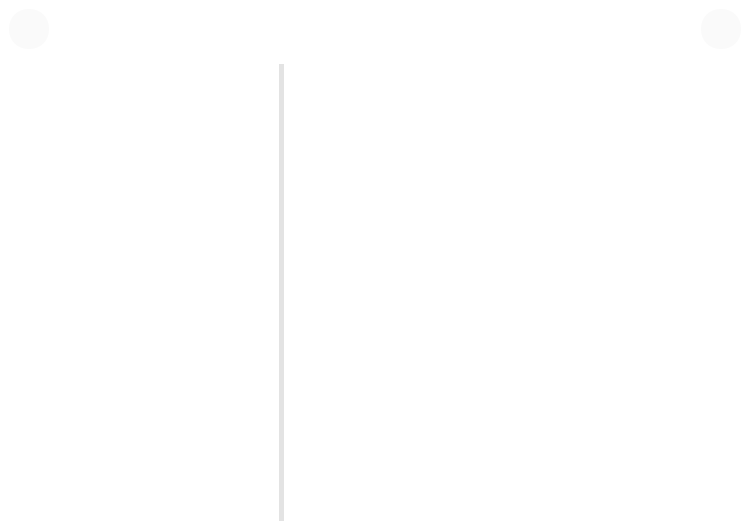
Old version of the form src/mainwidget.ui in the repository LeftStudio/mozi.
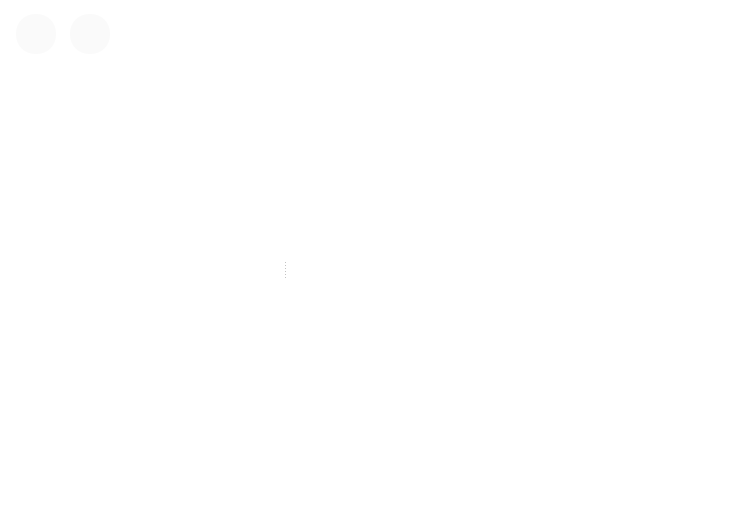
New version of the form. The open tabs and pages were chosen to show the change. Icons and pictures are not drawn. Custom widgets are drawn as their Qt base class.

Patch:
```diff
--- a/src/mainwidget.ui
+++ b/src/mainwidget.ui
@@ -87,7 +87,7 @@
 background:  transparent;
 }</string>
   </property>
-  <layout class="QHBoxLayout" name="horizontalLayout_3">
+  <layout class="QVBoxLayout" name="verticalLayout_6">
    <property name="spacing">
     <number>0</number>
    </property>
@@ -104,7 +104,7 @@
     <number>0</number>
    </property>
    <item>
-    <widget class="AnimationStackedWidget" name="stackedWidget">
+    <widget class="TranslationStackedWidget" name="stackedWidget">
      <property name="currentIndex">
       <number>0</number>
      </property>
@@ -348,85 +348,19 @@
 background:rgb(220, 220, 220);
 }</string>
       </property>
-      <layout class="QVBoxLayout" name="verticalLayout_5" stretch="0,0,1">
-       <property name="spacing">
-        <number>5</number>
+      <layout class="QVBoxLayout" name="verticalLayout_7">
+       <property name="leftMargin">
+        <number>3</number>
        </property>
-       <item>
-        <layout class="QHBoxLayout" name="horizontalLayout">
-         <item>
-          <widget class="QPushButton" name="cancelBtn">
-           <property name="minimumSize">
-            <size>
-             <width>40</width>
-             <height>40</height>
-            </size>
-           </property>
-           <property name="maximumSize">
-            <size>
-             <width>40</width>
-             <height>40</height>
-            </size>
-           </property>
-           <property name="text">
-            <string/>
-           </property>
-           <property name="icon">
-            <iconset resource="../resource/rec.qrc">
-             <normaloff>:/images/images/dislike.ico</normaloff>:/images/images/dislike.ico</iconset>
-           </property>
-           <property name="iconSize">
-            <size>
-             <width>25</width>
-             <height>25</height>
-            </size>
-           </property>
-          </widget>
-         </item>
-         <item>
-          <spacer name="horizontalSpacer_4">
-           <property name="orientation">
-            <enum>Qt::Horizontal</enum>
-           </property>
-           <property name="sizeHint" stdset="0">
-            <size>
-             <width>40</width>
-             <height>20</height>
-            </size>
-           </property>
-          </spacer>
-         </item>
-         <item>
-          <widget class="QPushButton" name="returnBtn_2">
-           <property name="minimumSize">
-            <size>
-             <width>40</width>
-             <height>40</height>
-            </size>
-           </property>
-           <property name="maximumSize">
-            <size>
-             <width>40</width>
-             <height>40</height>
-            </size>
-           </property>
-           <property name="text">
-            <string/>
-           </property>
-           <property name="icon">
-            <iconset resource="../resource/rec.qrc">
-             <normaloff>:/images/images/right.ico</normaloff>:/images/images/right.ico</iconset>
-           </property>
-           <property name="iconSize">
-            <size>
-             <width>20</width>
-             <height>20</height>
-            </size>
-           </property>
-          </widget>
-         </item>
-        </layout>
-       </item>
+       <property name="topMargin">
+        <number>3</number>
+       </property>
+       <property name="rightMargin">
+        <number>3</number>
+       </property>
+       <property name="bottomMargin">
+        <number>6</number>
+       </property>
        <item>
         <widget class="QProgressBar" name="collectionProgressBar">
          <property name="maximumSize">
@@ -454,39 +388,136 @@
        </item>
        <item>
         <widget class="QSplitter" name="splitter_2">
-         <property name="styleSheet">
-          <string notr="true">QSplitter::handle
-{
-background:rgb(227,227,227);
-}</string>
-         </property>
          <property name="orientation">
           <enum>Qt::Horizontal</enum>
          </property>
-         <property name="handleWidth">
-          <number>5</number>
-         </property>
          <property name="childrenCollapsible">
           <bool>false</bool>
          </property>
-         <widget class="QListWidget" name="collectionList">
-          <property name="minimumSize">
-           <size>
-            <width>120</width>
-            <height>0</height>
-           </size>
-          </property>
-          <property name="maximumSize">
-           <size>
-            <width>270</width>
-            <height>16777215</height>
-           </size>
-          </property>
-          <property name="focusPolicy">
-           <enum>Qt::NoFocus</enum>
-          </property>
-          <property name="styleSheet">
-           <string notr="true">QListWidget
+         <widget class="QWidget" name="">
+          <layout class="QVBoxLayout" name="verticalLayout_5" stretch="0,1">
+           <property name="spacing">
+            <number>10</number>
+           </property>
+           <property name="sizeConstraint">
+            <enum>QLayout::SetMaximumSize</enum>
+           </property>
+           <property name="leftMargin">
+            <number>5</number>
+           </property>
+           <property name="topMargin">
+            <number>0</number>
+           </property>
+           <property name="rightMargin">
+            <number>5</number>
+           </property>
+           <property name="bottomMargin">
+            <number>5</number>
+           </property>
+           <item>
+            <layout class="QHBoxLayout" name="horizontalLayout" stretch="0,0,1">
+             <property name="spacing">
+              <number>6</number>
+             </property>
+             <property name="sizeConstraint">
+              <enum>QLayout::SetMaximumSize</enum>
+             </property>
+             <item>
+              <widget class="QPushButton" name="returnBtn_2">
+               <property name="minimumSize">
+                <size>
+                 <width>40</width>
+                 <height>40</height>
+                </size>
+               </property>
+               <property name="maximumSize">
+                <size>
+                 <width>40</width>
+                 <height>40</height>
+                </size>
+               </property>
+               <property name="text">
+                <string/>
+               </property>
+               <property name="icon">
+                <iconset resource="../resource/rec.qrc">
+                 <normaloff>:/images/images/left.png</normaloff>:/images/images/left.png</iconset>
+               </property>
+               <property name="iconSize">
+                <size>
+                 <width>25</width>
+                 <height>25</height>
+                </size>
+               </property>
+              </widget>
+             </item>
+             <item>
+              <widget class="QPushButton" name="cancelBtn">
+               <property name="minimumSize">
+                <size>
+                 <width>40</width>
+                 <height>40</height>
+                </size>
+               </property>
+               <property name="maximumSize">
+                <size>
+                 <width>40</width>
+                 <height>40</height>
+                </size>
+               </property>
+               <property name="text">
+                <string/>
+               </property>
+               <property name="icon">
+                <iconset>
+                 <normaloff>:/images/images/dislike.ico</normaloff>
+                 <selectedon>:/images/images/unlike.png</selectedon>:/images/images/dislike.ico</iconset>
+               </property>
+               <property name="iconSize">
+                <size>
+                 <width>25</width>
+                 <height>25</height>
+                </size>
+               </property>
+              </widget>
+             </item>
+             <item>
+              <spacer name="horizontalSpacer_4">
+               <property name="orientation">
+                <enum>Qt::Horizontal</enum>
+               </property>
+               <property name="sizeType">
+                <enum>QSizePolicy::Maximum</enum>
+               </property>
+               <property name="sizeHint" stdset="0">
+                <size>
+                 <width>160</width>
+                 <height>20</height>
+                </size>
+               </property>
+              </spacer>
+             </item>
+            </layout>
+           </item>
+           <item>
+            <widget class="QListWidget" name="collectionList">
+             <property name="minimumSize">
+              <size>
+               <width>120</width>
+               <height>0</height>
+              </size>
+             </property>
+             <property name="maximumSize">
+              <size>
+               <width>270</width>
+               <height>16777215</height>
+              </size>
+             </property>
+             <property name="focusPolicy">
+              <enum>Qt::NoFocus</enum>
+             </property>
+             <property name="styleSheet">
+              <string notr="true">QListWidget
 {
 background:white;
 border-style:none;
@@ -509,7 +540,10 @@
 {
 color:rgb(114,122,121);
 }</string>
-          </property>
+             </property>
+            </widget>
+           </item>
+          </layout>
          </widget>
          <widget class="My_ResultTextEdit" name="collectionTextEdit">
           <property name="font">
@@ -899,17 +933,17 @@
   </layout>
  </widget>
  <customwidgets>
-  <customwidget>
-   <class>AnimationStackedWidget</class>
-   <extends>QStackedWidget</extends>
-   <header location="global">animationstackedwidget.h</header>
-   <container>1</container>
-  </customwidget>
   <customwidget>
    <class>My_ResultTextEdit</class>
    <extends>QTextEdit</extends>
    <header location="global">my_resulttextedit.h</header>
   </customwidget>
+  <customwidget>
+   <class>TranslationStackedWidget</class>
+   <extends>QStackedWidget</extends>
+   <header location="global">translationstackedwidget.h</header>
+   <container>1</container>
+  </customwidget>
  </customwidgets>
  <resources>
   <include location="../resource/rec.qrc"/>
```
Left out of the diff: 130 changed lines with no effect on the pictures.
